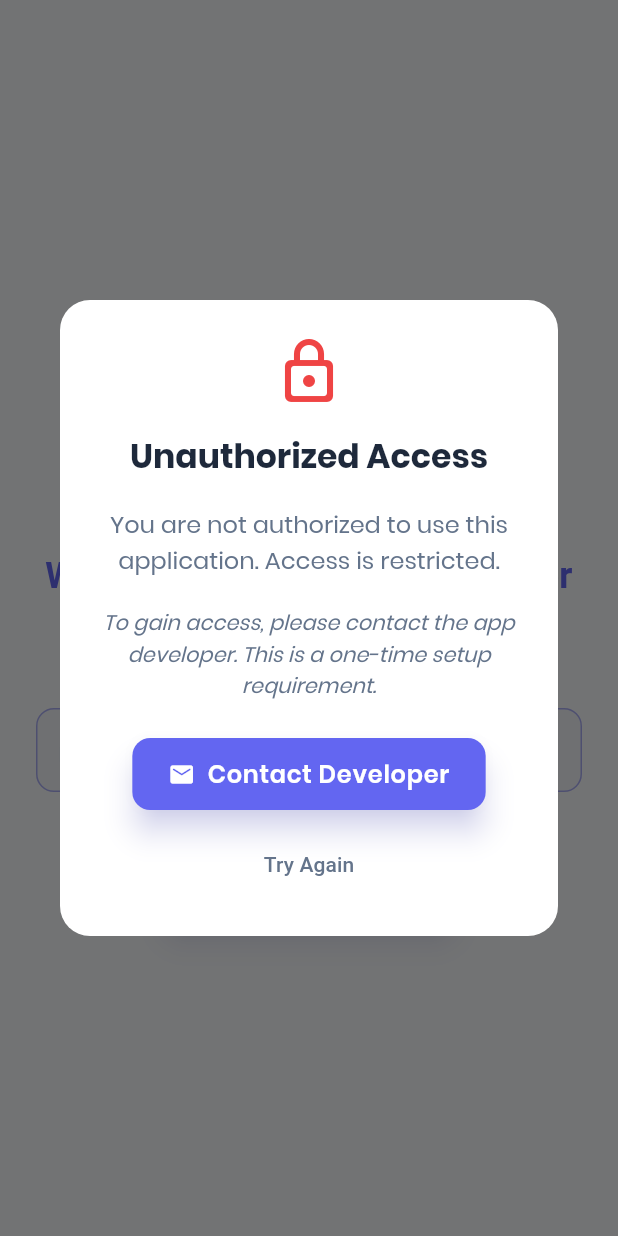
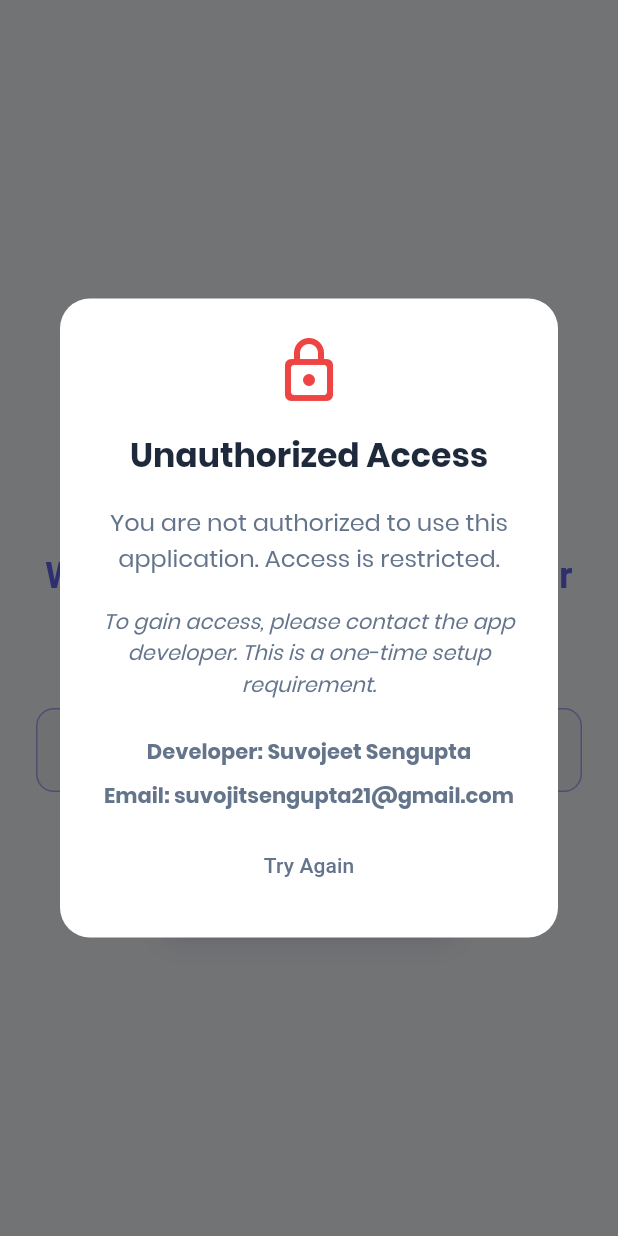
Before and after one commit to suvojit213/attendence_tracker, a Flutter app: the screen it shows after launch, after a tap on "Unlock App", on a phone screen of 412 x 824 dp. Run offline on Flutter 3.47's test engine with Material 3 defaults, Android fonts, the phone set to English and light mode, and no system bars; our stand-ins replace shared_preferences, table_calendar.

Commit message:
feat: Remove email functionality from setup screen and display developer info directly

```diff
--- a/lib/screens/setup_screen.dart
+++ b/lib/screens/setup_screen.dart
@@ -1,5 +1,4 @@
 import 'package:flutter/material.dart';
-import 'package:flutter/services.dart';
 import 'package:shared_preferences/shared_preferences.dart';
 import '../utils/app_colors.dart';
 
@@ -14,7 +13,6 @@ class _SetupScreenState extends State<SetupScreen> {
   final TextEditingController _accessCodeController = TextEditingController();
   final String _correctAccessCode = '123456';
   String? _errorMessage;
-  static const platform = MethodChannel('com.example.attendance_tracker/email');
 
   Future<void> _verifyAccessCode() async {
     if (_accessCodeController.text == _correctAccessCode) {
@@ -28,31 +26,6 @@ class _SetupScreenState extends State<SetupScreen> {
         _errorMessage = null; // Clear previous error message
       });
       _showUnauthorizedDialog();
-    }
-  }
-
-  Future<void> _sendEmail() async {
-    try {
-      final bool success = await platform.invokeMethod('sendEmail', {
-        'to': 'suvojitsengupta21@gmail.com',
-        'subject': 'Attendance Tracker App Access Request',
-        'body': 'Hello, I would like to request the access code for the Attendance Tracker app.'
-      });
-      if (!success) {
-        ScaffoldMessenger.of(context).showSnackBar(
-          SnackBar(
-            content: Text('No email client found. Please contact suvojitsengupta21@gmail.com manually.'),
-            backgroundColor: AppColors.error,
-          ),
-        );
-      }
-    } on PlatformException catch (e) {
-      ScaffoldMessenger.of(context).showSnackBar(
-        SnackBar(
-          content: Text('Error launching email client: ${e.message}. Please contact suvojitsengupta21@gmail.com manually.'),
-          backgroundColor: AppColors.error,
-        ),
-      );
     }
   }
 
@@ -106,17 +79,22 @@ class _SetupScreenState extends State<SetupScreen> {
                 textAlign: TextAlign.center,
               ),
               const SizedBox(height: 24),
-              ElevatedButton.icon(
-                onPressed: _sendEmail,
-                icon: const Icon(Icons.email_rounded, color: Colors.white),
-                label: const Text('Contact Developer', style: TextStyle(color: Colors.white)),
-                style: ElevatedButton.styleFrom(
-                  backgroundColor: Theme.of(context).primaryColor,
-                  padding: const EdgeInsets.symmetric(horizontal: 24, vertical: 12),
-                  shape: RoundedRectangleBorder(
-                    borderRadius: BorderRadius.circular(12),
-                  ),
+              const Text(
+                'Developer: Suvojeet Sengupta',
+                style: TextStyle(
+                  fontSize: 14,
+                  fontWeight: FontWeight.bold,
                 ),
+                textAlign: TextAlign.center,
+              ),
+              const SizedBox(height: 8),
+              const Text(
+                'Email: suvojitsengupta21@gmail.com',
+                style: TextStyle(
+                  fontSize: 14,
+                  fontWeight: FontWeight.bold,
+                ),
+                textAlign: TextAlign.center,
               ),
               const SizedBox(height: 12),
               TextButton(
@@ -135,6 +113,8 @@ class _SetupScreenState extends State<SetupScreen> {
       },
     );
   }
+
+
 
   @override
   Widget build(BuildContext context) {
```
Also changed, not shown: 1 other file.
